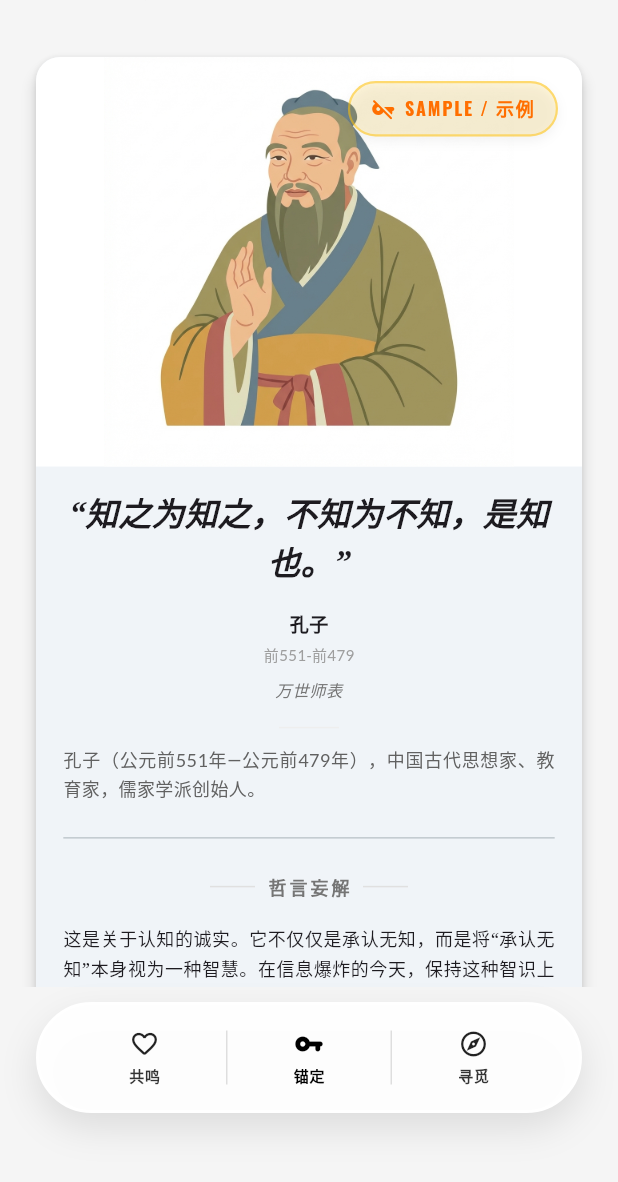
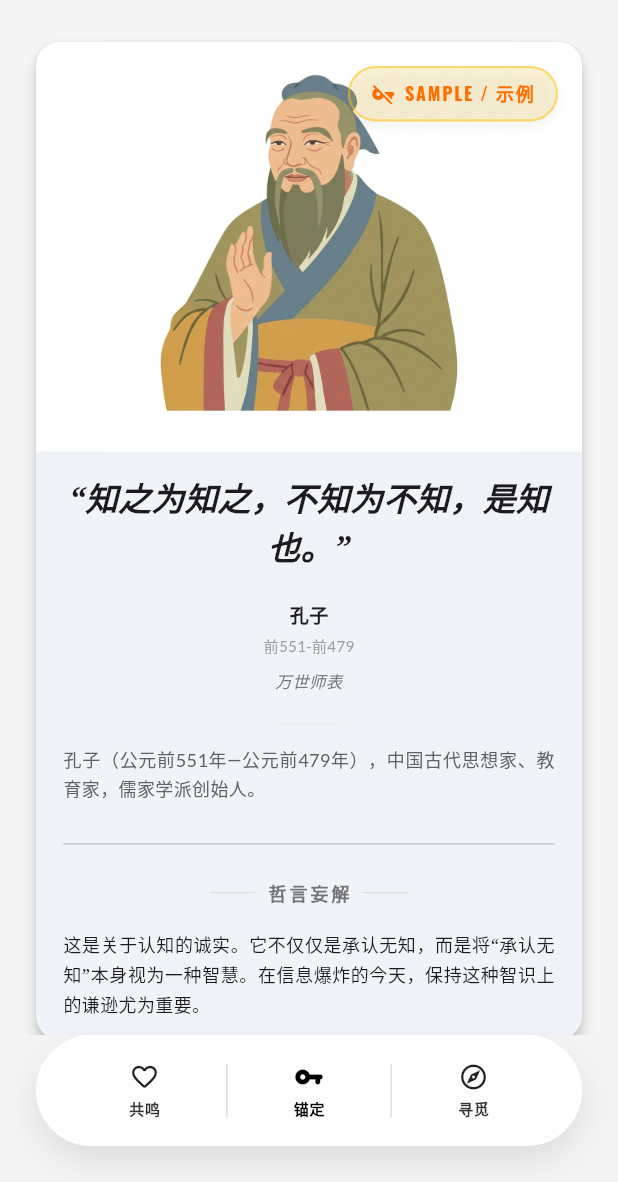
Before and after one commit to Sparkle6979/PhilosophySayings, a Flutter app: the HomePage screen opened directly, on a phone screen of 412 x 824 dp, the part 54-1236 px from its top. Run offline on Flutter 3.47's test engine with Material 3 defaults, Android fonts, the phone set to English and light mode, and no system bars; our stand-ins replace cross_file, device_preview, google_fonts, share_plus, shared_preferences, sqflite; missing offline and left inert: langchain, langchain_openai; accounts and stored records are empty.

Commit message:
style(ui): fine-tune mobile layout spacing based on user feedback

```diff
--- a/lib/ui/pages/home_page.dart
+++ b/lib/ui/pages/home_page.dart
@@ -278,7 +278,9 @@ class _HomePageState extends State<HomePage> {
                 // 1. Quote Card Area (Wrapped for Capture)
                 Expanded(
                   child: Padding(
-                    padding: const EdgeInsets.only(top: 10.0), // 顶部固定间距
+                    padding: const EdgeInsets.only(
+                      top: 0.0,
+                    ), // Removed top padding
                     child: SingleChildScrollView(
                       child: RepaintBoundary(
                         key: _quoteCardKey,
@@ -307,18 +309,21 @@ class _HomePageState extends State<HomePage> {
 
                 // 2. 底部悬浮胶囊栏 (Floating Capsule Bar)
                 Padding(
-                  padding: const EdgeInsets.only(bottom: 30, top: 10),
+                  padding: const EdgeInsets.only(
+                    bottom: 16,
+                    top: 0,
+                  ), // Pulled closer to bottom edge
                   child: Container(
                     margin: const EdgeInsets.fromLTRB(
                       24,
                       0,
                       24,
-                      16,
-                    ), // Reduced bottom margin
+                      8,
+                    ), // Further reduced bottom margin
                     padding: const EdgeInsets.symmetric(
                       horizontal: 16,
                       vertical: 8,
-                    ), // Reduced padding
+                    ),
                     decoration: BoxDecoration(
                       color: Colors.white.withOpacity(
                         0.95,
--- a/lib/ui/widgets/quote_card.dart
+++ b/lib/ui/widgets/quote_card.dart
@@ -412,7 +412,7 @@ class QuoteCard extends StatelessWidget {
                               fontStyle: FontStyle.italic,
                             ),
                           ),
-                          const SizedBox(height: 16),
+                          const SizedBox(height: 20),
                           Text(
                             quote.author,
                             style: GoogleFonts.notoSerif(
@@ -443,14 +443,14 @@ class QuoteCard extends StatelessWidget {
                               ),
                             ),
                           ],
-                          const SizedBox(height: 16),
+                          const SizedBox(height: 20),
                           if (quote.bio != null) ...[
                             Container(
                               width: 40,
                               height: 1,
                               color: Colors.grey[200],
                             ),
-                            const SizedBox(height: 12),
+                            const SizedBox(height: 14),
                             Text(
                               quote.bio!,
                               textAlign: TextAlign.justify,
@@ -460,7 +460,7 @@ class QuoteCard extends StatelessWidget {
                                 color: Colors.grey[700],
                               ),
                             ),
-                            const SizedBox(height: 16),
+                            const SizedBox(height: 20),
                           ],
                           const Divider(),
                           const SizedBox(height: 16),
```
